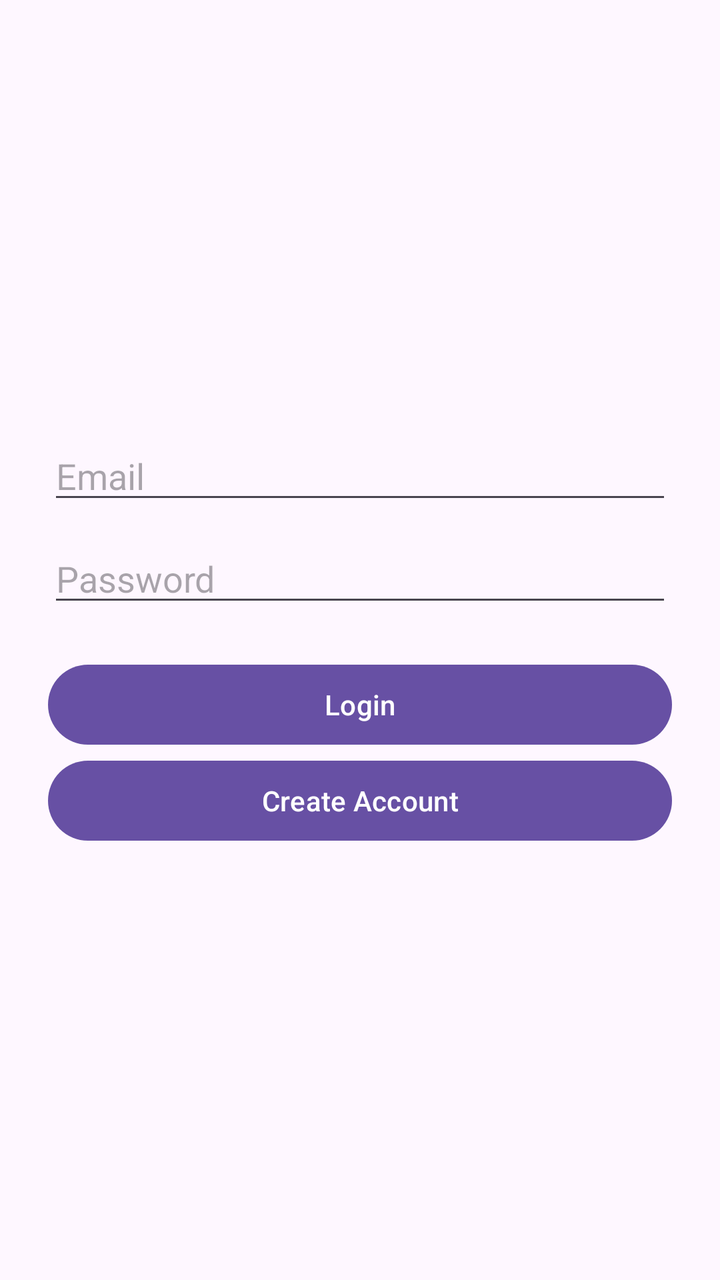
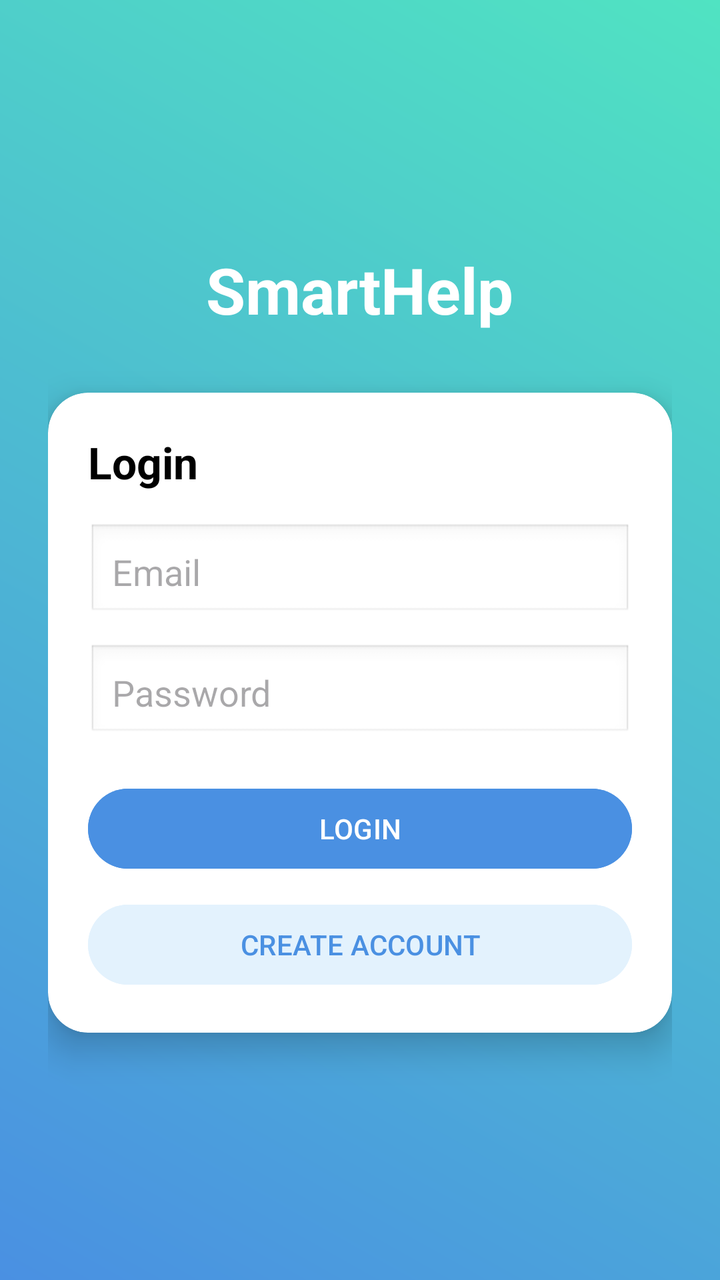

Before-and-after screenshots of an Android layout around one commit, followed by the original layout XML and the change that was made.
<!-- AndroidManifest.xml: application theme Theme.SmartHelpApp -->
<!-- res/layout/activity_login.xml -->
<?xml version="1.0" encoding="utf-8"?>
<LinearLayout xmlns:android="http://schemas.android.com/apk/res/android"
    android:layout_width="match_parent"
    android:layout_height="match_parent"
    android:gravity="center"
    android:padding="24dp"
    android:orientation="vertical">

    <EditText
        android:id="@+id/email"
        android:hint="Email"
        android:layout_width="match_parent"
        android:layout_height="wrap_content"/>

    <EditText
        android:id="@+id/password"
        android:hint="Password"
        android:inputType="textPassword"
        android:layout_width="match_parent"
        android:layout_height="wrap_content"
        android:layout_marginTop="10dp"/>

    <Button
        android:id="@+id/loginBtn"
        android:text="Login"
        android:layout_width="match_parent"
        android:layout_height="wrap_content"
        android:layout_marginTop="20dp"/>

    <Button
        android:id="@+id/signupBtn"
        android:text="Create Account"
        android:layout_width="match_parent"
        android:layout_height="wrap_content"/>
</LinearLayout>
<!-- resources referenced by this layout -->
<resources>
  <style name="Theme.SmartHelpApp" parent="Base.Theme.SmartHelpApp" />
  <style name="Base.Theme.SmartHelpApp" parent="Theme.Material3.DayNight.NoActionBar">
          
          
      </style>
</resources>

<!-- the commit's change to res/layout/activity_login.xml (unified diff, before → after) -->
@@ -1,35 +1,88 @@
 <?xml version="1.0" encoding="utf-8"?>
 <LinearLayout xmlns:android="http://schemas.android.com/apk/res/android"
+    xmlns:app="http://schemas.android.com/apk/res-auto"
     android:layout_width="match_parent"
     android:layout_height="match_parent"
+    android:orientation="vertical"
+    android:background="@drawable/bg_login_gradient"
     android:gravity="center"
-    android:padding="24dp"
-    android:orientation="vertical">
+    android:padding="24dp">
 
-    <EditText
-        android:id="@+id/email"
-        android:hint="Email"
-        android:layout_width="match_parent"
-        android:layout_height="wrap_content"/>
+    
+    <TextView
+        android:layout_width="wrap_content"
+        android:layout_height="wrap_content"
+        android:text="SmartHelp"
+        android:textSize="32sp"
+        android:textStyle="bold"
+        android:textColor="#FFFFFF"
+        android:layout_marginBottom="30dp"/>
 
-    <EditText
-        android:id="@+id/password"
-        android:hint="Password"
-        android:inputType="textPassword"
+    
+    <androidx.cardview.widget.CardView
         android:layout_width="match_parent"
         android:layout_height="wrap_content"
-        android:layout_marginTop="10dp"/>
+        app:cardCornerRadius="20dp"
+        app:cardElevation="10dp"
+        android:padding="20dp">
 
-    <Button
-        android:id="@+id/loginBtn"
-        android:text="Login"
-        android:layout_width="match_parent"
-        android:layout_height="wrap_content"
-        android:layout_marginTop="20dp"/>
+        <LinearLayout
+            android:layout_width="match_parent"
+            android:layout_height="wrap_content"
+            android:orientation="vertical"
+            android:padding="20dp">
 
-    <Button
-        android:id="@+id/signupBtn"
-        android:text="Create Account"
-        android:layout_width="match_parent"
-        android:layout_height="wrap_content"/>
+            <TextView
+                android:layout_width="wrap_content"
+                android:layout_height="wrap_content"
+                android:text="Login"
+                android:textSize="22sp"
+                android:textStyle="bold"
+                android:layout_marginBottom="16dp"
+                android:textColor="#000000"/>
+
+            
+            <EditText
+                android:id="@+id/email"
+                android:layout_width="match_parent"
+                android:layout_height="wrap_content"
+                android:hint="Email"
+                android:padding="12dp"
+                android:background="@android:drawable/edit_text"
+                android:layout_marginBottom="12dp"/>
+
+            
+            <EditText
+                android:id="@+id/password"
+                android:layout_width="match_parent"
+                android:layout_height="wrap_content"
+                android:hint="Password"
+                android:inputType="textPassword"
+                android:padding="12dp"
+                android:background="@android:drawable/edit_text"
+                android:layout_marginBottom="20dp"/>
+
+            
+            <Button
+                android:id="@+id/loginBtn"
+                android:layout_width="match_parent"
+                android:layout_height="wrap_content"
+                android:text="LOGIN"
+                android:textColor="#FFFFFF"
+                android:backgroundTint="#4A90E2"
+                android:layout_marginBottom="10dp"/>
+
+            
+            <Button
+                android:id="@+id/signupBtn"
+                android:layout_width="match_parent"
+                android:layout_height="wrap_content"
+                android:text="CREATE ACCOUNT"
+                android:textColor="#4A90E2"
+                android:backgroundTint="#E3F2FD"/>
+
+        </LinearLayout>
+
+    </androidx.cardview.widget.CardView>
+
 </LinearLayout>
<!-- resource entries referenced after the edit -->
@@ -1,5 +1,12 @@
 <!-- resources referenced by this layout -->
 <resources>
+  <!-- drawable bg_login_gradient (drawable) -->
+  <shape xmlns:android="http://schemas.android.com/apk/res/android">
+      <gradient
+          android:startColor="#4A90E2"
+          android:endColor="#50E3C2"
+          android:angle="45"/>
+  </shape>
   <style name="Theme.SmartHelpApp" parent="Base.Theme.SmartHelpApp" />
   <style name="Base.Theme.SmartHelpApp" parent="Theme.Material3.DayNight.NoActionBar">
           
